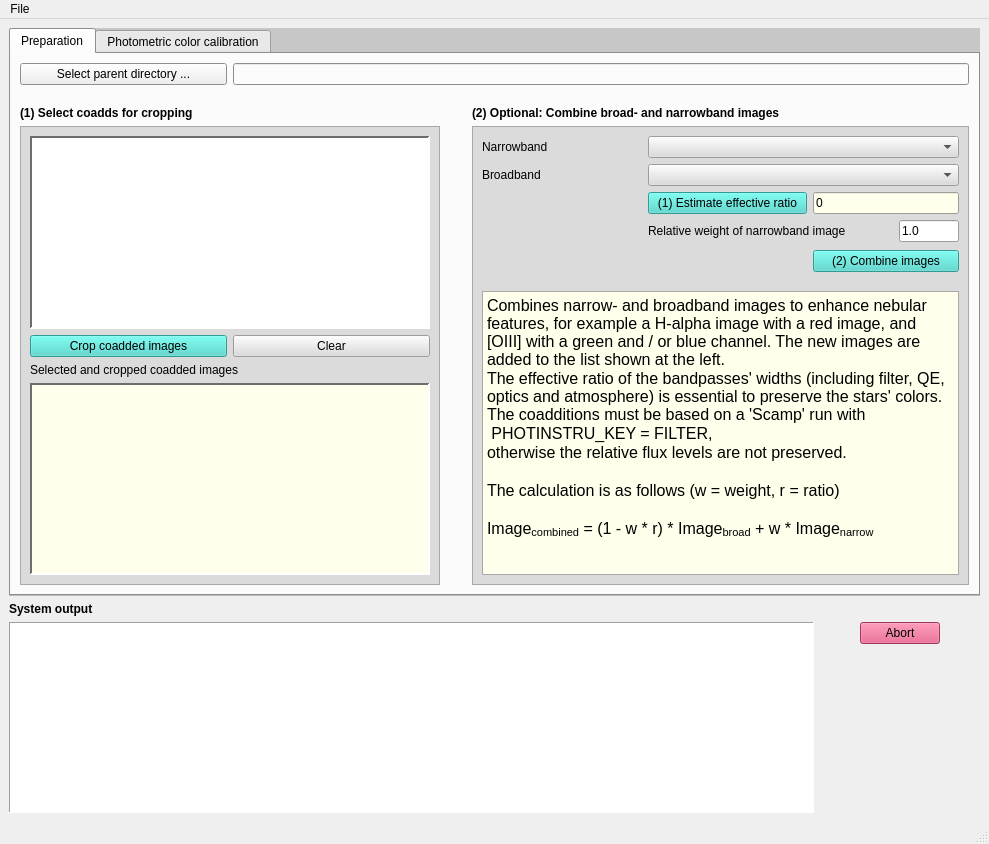
Before: the Qt Designer form src/colorpicture/colorpicture.ui in schirmermischa/THELI, drawn with Qt 5.
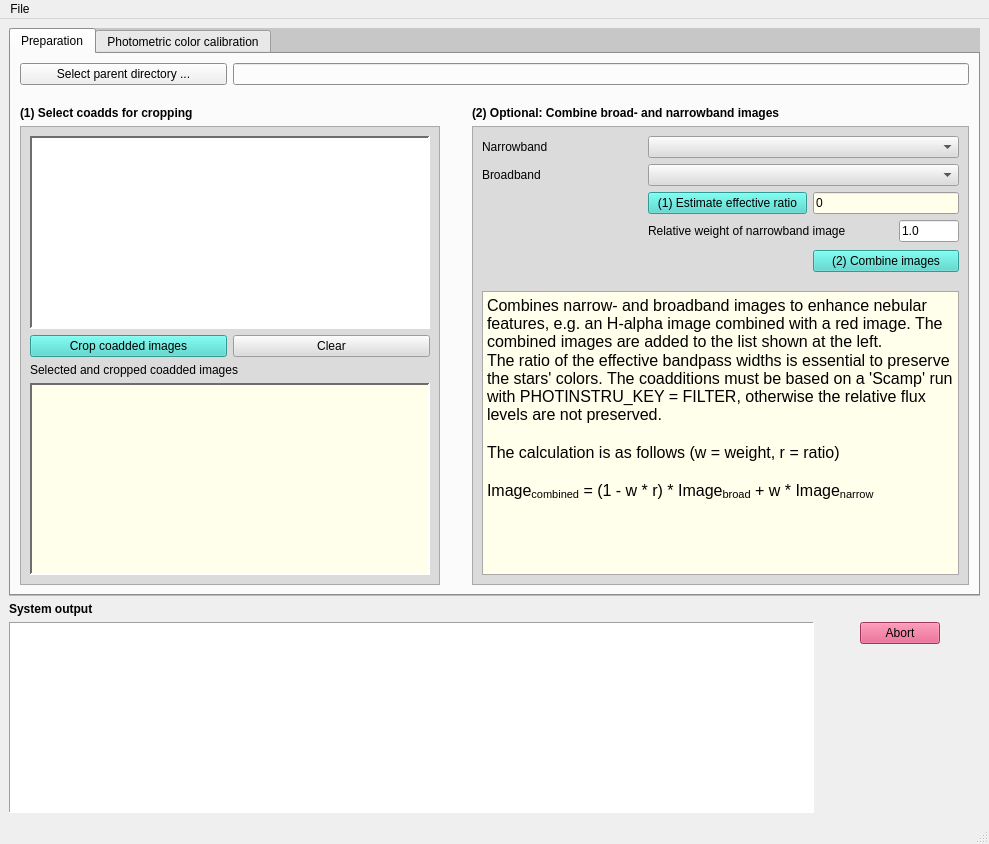
After: the same form once the commit is applied. The open tabs and pages were chosen to show the change.

Commit message: Fixed several bugs in ColorPicture class, to some extent due to regression

```diff
--- a/src/colorpicture/colorpicture.ui
+++ b/src/colorpicture/colorpicture.ui
@@ -2289,10 +2289,8 @@
 &lt;html&gt;&lt;head&gt;&lt;meta name=&quot;qrichtext&quot; content=&quot;1&quot; /&gt;&lt;style type=&quot;text/css&quot;&gt;
 p, li { white-space: pre-wrap; }
 &lt;/style&gt;&lt;/head&gt;&lt;body style=&quot; font-family:'Noto Sans'; font-size:10pt; font-weight:400; font-style:normal;&quot;&gt;
-&lt;p style=&quot; margin-top:0px; margin-bottom:0px; margin-left:0px; margin-right:0px; -qt-block-indent:0; text-indent:0px;&quot;&gt;&lt;span style=&quot; font-size:12pt;&quot;&gt;Combines narrow- and broadband images to enhance nebular features, for example a H-alpha image with a red image, and [OIII] with a green and / or blue channel. The new images are added to the list shown at the left. &lt;/span&gt;&lt;/p&gt;
-&lt;p style=&quot; margin-top:0px; margin-bottom:0px; margin-left:0px; margin-right:0px; -qt-block-indent:0; text-indent:0px;&quot;&gt;&lt;span style=&quot; font-size:12pt;&quot;&gt;The effective ratio of the bandpasses' widths (including filter, QE, optics and atmosphere) is essential to preserve the stars' colors. The coadditions must be based on a 'Scamp' run with&lt;/span&gt;&lt;/p&gt;
-&lt;p style=&quot; margin-top:0px; margin-bottom:0px; margin-left:0px; margin-right:0px; -qt-block-indent:0; text-indent:0px;&quot;&gt;&lt;span style=&quot; font-size:12pt;&quot;&gt; PHOTINSTRU_KEY = FILTER,&lt;/span&gt;&lt;/p&gt;
-&lt;p style=&quot; margin-top:0px; margin-bottom:0px; margin-left:0px; margin-right:0px; -qt-block-indent:0; text-indent:0px;&quot;&gt;&lt;span style=&quot; font-size:12pt;&quot;&gt;otherwise the relative flux levels are not preserved.&lt;/span&gt;&lt;/p&gt;
+&lt;p style=&quot; margin-top:0px; margin-bottom:0px; margin-left:0px; margin-right:0px; -qt-block-indent:0; text-indent:0px;&quot;&gt;&lt;span style=&quot; font-size:12pt;&quot;&gt;Combines narrow- and broadband images to enhance nebular features, e.g. an H-alpha image combined with a red image. The combined images are added to the list shown at the left. &lt;/span&gt;&lt;/p&gt;
+&lt;p style=&quot; margin-top:0px; margin-bottom:0px; margin-left:0px; margin-right:0px; -qt-block-indent:0; text-indent:0px;&quot;&gt;&lt;span style=&quot; font-size:12pt;&quot;&gt;The ratio of the effective bandpass widths is essential to preserve the stars' colors. The coadditions must be based on a 'Scamp' run with PHOTINSTRU_KEY = FILTER, otherwise the relative flux levels are not preserved.&lt;/span&gt;&lt;/p&gt;
 &lt;p style=&quot;-qt-paragraph-type:empty; margin-top:0px; margin-bottom:0px; margin-left:0px; margin-right:0px; -qt-block-indent:0; text-indent:0px; font-size:12pt;&quot;&gt;&lt;br /&gt;&lt;/p&gt;
 &lt;p style=&quot; margin-top:0px; margin-bottom:0px; margin-left:0px; margin-right:0px; -qt-block-indent:0; text-indent:0px;&quot;&gt;&lt;span style=&quot; font-size:12pt;&quot;&gt;The calculation is as follows (w = weight, r = ratio)&lt;/span&gt;&lt;/p&gt;
 &lt;p style=&quot;-qt-paragraph-type:empty; margin-top:0px; margin-bottom:0px; margin-left:0px; margin-right:0px; -qt-block-indent:0; text-indent:0px; font-size:12pt;&quot;&gt;&lt;br /&gt;&lt;/p&gt;
```
Left out of the diff: 2 changed lines with no effect on the pictures. The commit also changes 8 other files.
